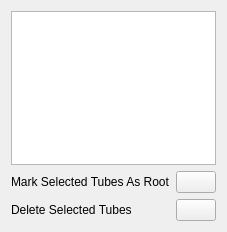
Before: the Qt Designer form Modules/Loadable/InteractiveTubesToTree/Resources/UI/qSlicerInteractiveTubesToTreeTableWidget.ui in KitwareMedical/Deprecated-VesselView, drawn with Qt 5.
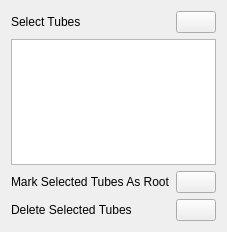
After: the same form once the commit is applied.

Commit message: ENH: Removed tube selection related functions to Table widget.

The edit to the form file:
```diff
--- a/Modules/Loadable/InteractiveTubesToTree/Resources/UI/qSlicerInteractiveTubesToTreeTableWidget.ui
+++ b/Modules/Loadable/InteractiveTubesToTree/Resources/UI/qSlicerInteractiveTubesToTreeTableWidget.ui
@@ -14,6 +14,37 @@
    <string/>
   </property>
   <layout class="QVBoxLayout" name="verticalLayout">
+    <item>
+      <layout class="QGridLayout" name="gridLayout">
+        <item row="0" column="0">
+          <widget class="QLabel" name="SelectTubesLabel">
+           <property name="text">
+            <string>Select Tubes</string>
+           </property>
+          </widget>
+     </item>
+        <item row="0" column="1">
+        <spacer name="horizontalSpacer_1">
+         <property name="orientation">
+          <enum>Qt::Horizontal</enum>
+         </property>
+         <property name="sizeHint" stdset="0">
+          <size>
+           <width>40</width>
+           <height>20</height>
+          </size>
+         </property>
+        </spacer>
+       </item>
+        <item row="0" column="2">
+        <widget class="QPushButton" name="SelectTubesPushButton">
+         <property name="text">
+          <string/>
+         </property>
+        </widget>
+       </item>
+      </layout>
+    </item>
    <item>
     <widget class="QTableWidget" name="TableWidget"/>
    </item>
```
The commit also changes 6 other files.
